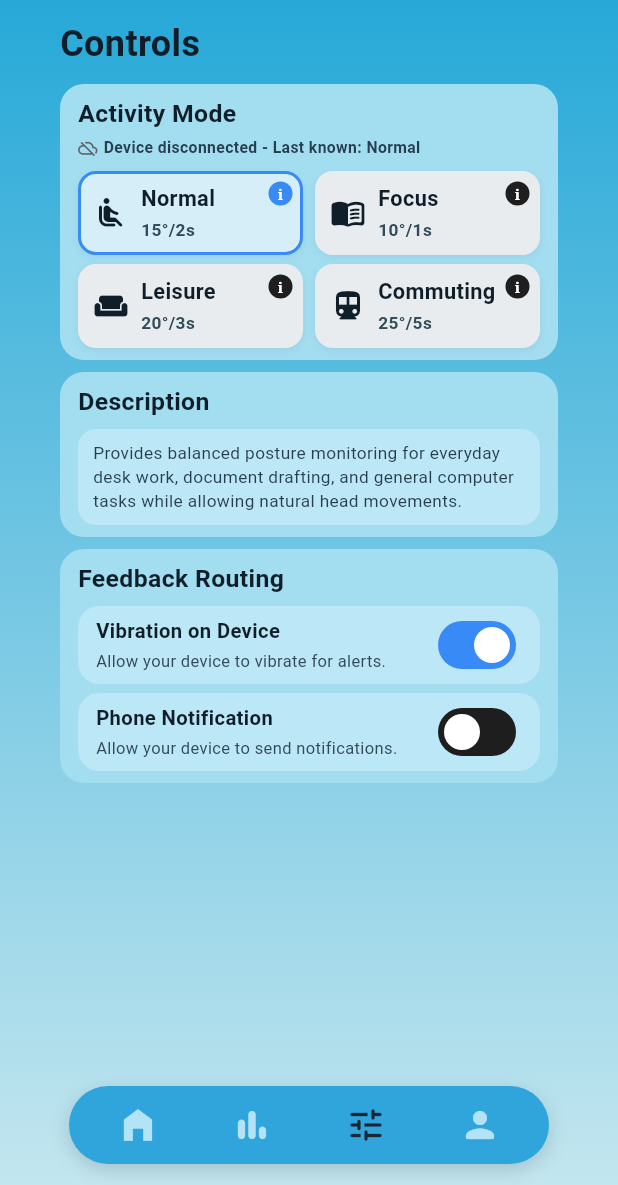
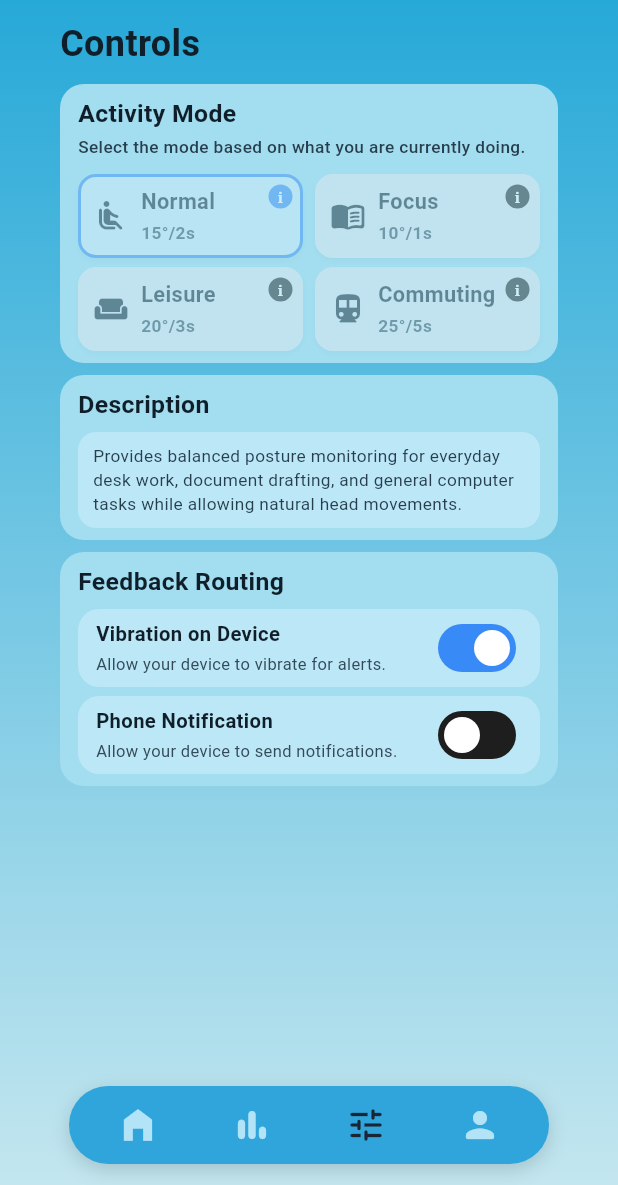
Before and after one commit to Donnellim/POISE, a Flutter app: the DashboardPage screen opened directly, item 3 of the bottom bar chosen, on a phone screen of 412 x 824 dp, the part 51-1236 px from its top. Run offline on Flutter 3.47's test engine with Material 3 defaults, Android fonts, the phone set to English and light mode, and no system bars; our stand-ins replace connectivity_plus, fl_chart, flutter_blue_plus, flutter_local_notifications, shared_preferences, sqflite and 3 more; missing offline and left inert: dart:html; accounts and stored records are empty; network calls fail.

Commit message:
Fix: debug features in the system

```diff
--- a/lib/dashboard_page.dart
+++ b/lib/dashboard_page.dart
@@ -89,7 +89,7 @@ class _DashboardPageState extends State<DashboardPage> {
       }
     });
 
-    _isBluetoothConnected = PoiseBleService.instance.isConnected;
+    _isBluetoothConnected = widget.initialBluetoothConnected && PoiseBleService.instance.isConnected;
     _notificationPermissionGranted =
         widget.initialNotificationPermissionGranted;
     _vibrationEnabled = PoiseBleService.instance.isModeSynchronized
--- a/lib/tabs/controls_tab.dart
+++ b/lib/tabs/controls_tab.dart
@@ -1,3 +1,4 @@
+import 'dart:async';
 import 'package:flutter/material.dart';
 
 import '../widgets/poise_app_bar.dart';
@@ -36,6 +37,13 @@ class _ControlsTabState extends State<ControlsTab> {
   late bool _vibrationEnabled;
   late bool _notificationEnabled;
   late bool _notificationPermissionGranted;
+  StreamSubscription<bool>? _connectionSub;
+
+  bool get _isConnected =>
+      widget.isBluetoothConnected ?? PoiseBleService.instance.isConnected;
+
+  bool get _controlsEnabled =>
+      _isConnected && PoiseBleService.instance.controlsEnabled;
 
   @override
   void initState() {
@@ -44,6 +52,15 @@ class _ControlsTabState extends State<ControlsTab> {
     _notificationEnabled = widget.phoneNotificationEnabled ?? false;
     _notificationPermissionGranted =
         widget.notificationPermissionGranted ?? true;
+    PoiseBleService.instance.protocolChanges.addListener(_onDeviceStateChanged);
+    _connectionSub =
+        PoiseBleService.instance.isConnectedStream.listen((_) {
+      if (mounted) setState(() {});
+    });
+  }
+
+  void _onDeviceStateChanged() {
+    if (mounted) setState(() {});
   }
 
   @override
@@ -62,6 +79,17 @@ class _ControlsTabState extends State<ControlsTab> {
             oldWidget.notificationPermissionGranted) {
       _notificationPermissionGranted = widget.notificationPermissionGranted!;
     }
+    if (widget.isBluetoothConnected != oldWidget.isBluetoothConnected) {
+      setState(() {});
+    }
+  }
+
+  @override
+  void dispose() {
+    PoiseBleService.instance.protocolChanges
+        .removeListener(_onDeviceStateChanged);
+    _connectionSub?.cancel();
+    super.dispose();
   }
 
   void _showNotificationPermissionDialog() {
@@ -251,7 +279,7 @@ class _ControlsTabState extends State<ControlsTab> {
 
   Widget _buildControlsContent(BuildContext context) {
     final mode = widget.selectedMode;
-    final enabled = PoiseBleService.instance.controlsEnabled;
+    final enabled = _controlsEnabled;
 
     return Column(
       crossAxisAlignment: CrossAxisAlignment.start,
@@ -269,14 +297,7 @@ class _ControlsTabState extends State<ControlsTab> {
         ),
         const SizedBox(height: 10),
 
-        if (PoiseBleService.instance.isConnected &&
-            !PoiseBleService.instance.isModeSynchronized &&
-            !PoiseBleService.instance.commandPending)
-          TextButton(
-              onPressed: () =>
-                  PoiseBleService.instance.syncSavedModeToHardware(),
-              child: const Text('Retry synchronization')),
-        // ── 1. Activity Mode Container ──
+        // -- 1. Activity Mode Container --
         Container(
           padding: const EdgeInsets.symmetric(horizontal: 12, vertical: 8),
           decoration: BoxDecoration(
@@ -294,48 +315,16 @@ class _ControlsTabState extends State<ControlsTab> {
                   fontWeight: FontWeight.bold,
                 ),
               ),
-              const SizedBox(height: 3),
-              Builder(
-                builder: (context) {
-                  final isConnected = widget.isBluetoothConnected ??
-                      PoiseBleService.instance.isConnected;
-                  return Row(
-                    key: const ValueKey('mode-sync-status-badge'),
-                    children: [
-                      Icon(
-                        isConnected
-                            ? Icons.cloud_done_rounded
-                            : Icons.cloud_off_rounded,
-                        size: 13,
-                        color: isConnected
-                            ? const Color(0xFF137333)
-                            : const Color(0xFF5F6368),
-                      ),
-                      const SizedBox(width: 4),
-                      Expanded(
-                        child: Text(
-                          isConnected
-                              ? (PoiseBleService.instance.protocolError ??
-                                  (PoiseBleService.instance.isModeSynchronized
-                                      ? 'Synced with POISE hardware (${widget.selectedMode.label} active)'
-                                      : 'Synchronizing device settings...'))
-                              : 'Device disconnected - Last known: ${widget.selectedMode.label}',
+              const SizedBox(height: 2),
+              const Text(
+                'Select the mode based on what you are currently doing.',
                 style: TextStyle(
-                            color: isConnected
-                                ? const Color(0xFF137333)
-                                : const Color(0xFF273E4D),
-                            fontSize: 10.5,
-                            fontWeight: FontWeight.w600,
-                          ),
-                          maxLines: 1,
-                          overflow: TextOverflow.ellipsis,
+                  color: Color(0xFF273E4D),
+                  fontSize: 11.5,
+                  fontWeight: FontWeight.w500,
                 ),
               ),
-                    ],
-                  );
-                },
-              ),
-              const SizedBox(height: 8),
+              const SizedBox(height: 10),
               Row(
                 children: [
                   Expanded(
@@ -583,9 +572,12 @@ class _ModeCard extends StatelessWidget {
 
   @override
   Widget build(BuildContext context) {
-    return GestureDetector(
+    final bool isEnabled = onTap != null;
+    return Opacity(
+      opacity: isEnabled ? 1.0 : 0.45,
+      child: GestureDetector(
         onTap: onTap,
-      behavior: HitTestBehavior.opaque,
+        behavior: isEnabled ? HitTestBehavior.opaque : HitTestBehavior.deferToChild,
         child: Container(
           height: 56,
           decoration: BoxDecoration(
@@ -671,6 +663,7 @@ class _ModeCard extends StatelessWidget {
           ],
         ),
       ),
+      ),
     );
   }
 }
```
Also changed, not shown: lib/tabs/dashboard_tab.dart (+12 -41 lines), 5 other files. Lines whose indentation alone changed are shown as unchanged.
